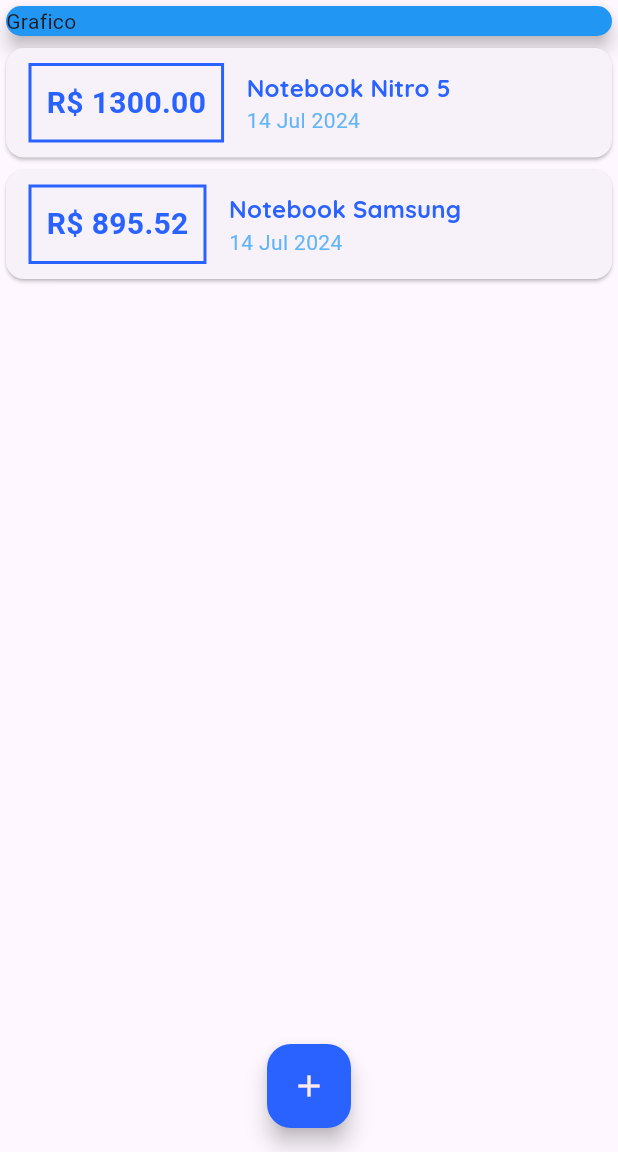
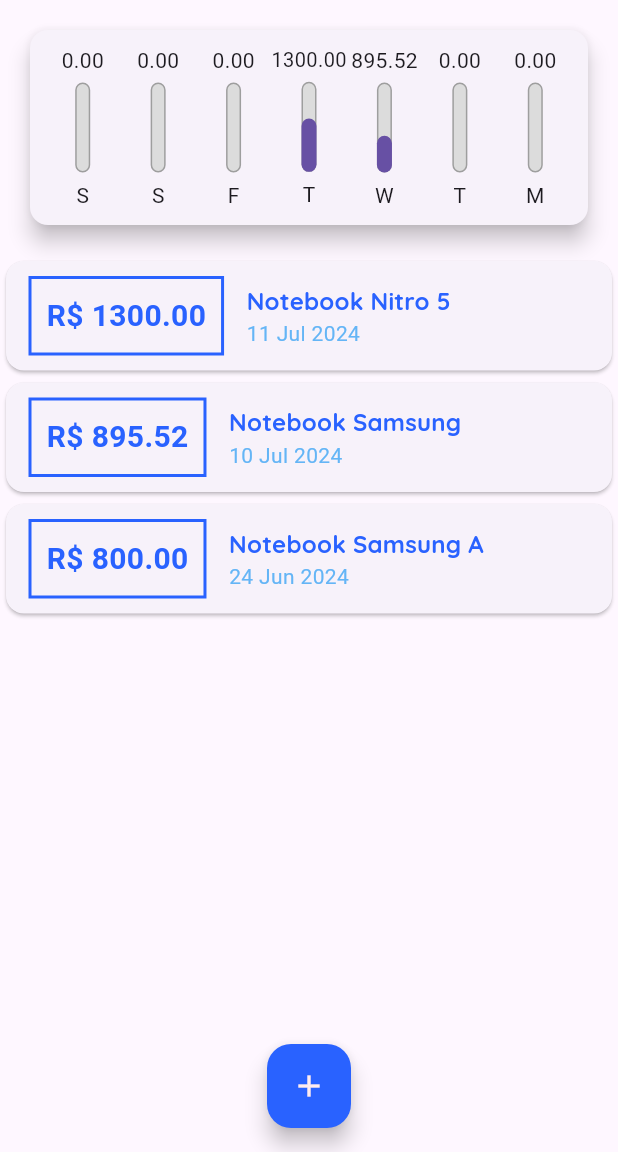
Before and after one commit to Maddytec/spent-app, a Flutter app: the screen it shows after launch, on a phone screen of 412 x 824 dp, the part 84-1236 px from its top. Run offline on Flutter 3.47's test engine with Material 3 defaults, Android fonts, the phone set to English and light mode, and no system bars.

Commit message:
Improve chart

```diff
--- /dev/null
+++ b/lib/components/chart.dart
@@ -0,0 +1,68 @@
+import 'package:flutter/material.dart';
+import 'package:spent/components/chart_bar.dart';
+import 'package:spent/models/transaction.dart';
+import 'package:intl/intl.dart';
+
+class Chart extends StatelessWidget {
+  final List<Transaction> recentTransaction;
+
+  const Chart({super.key, required this.recentTransaction});
+
+  List<Map<String, Object>> get groupedTransactions {
+    return List.generate(7, (index) {
+      final weekDay = DateTime.now().subtract(
+        Duration(days: index),
+      );
+
+      double totalSum = 0.0;
+      for (var i = 0; i < recentTransaction.length; i++) {
+        bool sameDay = recentTransaction[i].date.day == weekDay.day;
+        bool sameMonth = recentTransaction[i].date.month == weekDay.month;
+        bool sameYear = recentTransaction[i].date.year == weekDay.year;
+
+        if (sameDay && sameMonth && sameYear) {
+          totalSum += recentTransaction[i].value;
+        }
+      }
+
+      String firstLetterOfWeekDay = DateFormat.E().format(weekDay)[0];
+
+      return {
+        'day': firstLetterOfWeekDay,
+        'totalValueByDay': totalSum,
+      };
+    });
+  }
+
+  double get _weekTotalValue {
+    return groupedTransactions.fold(0.0, (sum, transaction) {
+      return sum + (transaction['totalValueByDay'] as double);
+    });
+  }
+
+  @override
+  Widget build(BuildContext context) {
+    return Card(
+      elevation: 6,
+      margin: const EdgeInsets.all(20),
+      child: Padding(
+        padding: const EdgeInsets.all(10.0),
+        child: Row(
+          mainAxisAlignment: MainAxisAlignment.spaceAround,
+          children: groupedTransactions.map((transaction) {
+            final double totalValueByDay =
+                transaction['totalValueByDay'] as double;
+            return Flexible(
+              fit: FlexFit.tight,
+              child: ChartBar(
+                label: transaction['day'] as String,
+                value: totalValueByDay,
+                percentage: totalValueByDay / _weekTotalValue,
+              ),
+            );
+          }).toList(),
+        ),
+      ),
+    );
+  }
+}
--- /dev/null
+++ b/lib/components/chart_bar.dart
@@ -0,0 +1,57 @@
+import 'package:flutter/material.dart';
+import 'package:flutter/widgets.dart';
+
+class ChartBar extends StatelessWidget {
+  final String label;
+  final double value;
+  final double percentage;
+
+  const ChartBar({
+    super.key,
+    required this.label,
+    required this.value,
+    required this.percentage,
+  });
+
+  @override
+  Widget build(BuildContext context) {
+    return Column(
+      children: [
+        FittedBox(
+          child: Text('${value.toStringAsFixed(2)}'),
+        ),
+        const SizedBox(height: 5),
+        Container(
+          height: 60,
+          width: 10,
+          child: Stack(
+            alignment: Alignment.bottomCenter,
+            children: [
+              Container(
+                decoration: BoxDecoration(
+                  border: Border.all(
+                    color: Colors.grey,
+                    width: 1.0,
+                  ),
+                  color: const Color.fromRGBO(220, 220, 220, 1),
+                  borderRadius: BorderRadius.circular(5),
+                ),
+              ),
+              FractionallySizedBox(
+                heightFactor: percentage,
+                child: Container(
+                  decoration: BoxDecoration(
+                    color: Theme.of(context).primaryColor,
+                    borderRadius: BorderRadius.circular(5),
+                  ),
+                ),
+              )
+            ],
+          ),
+        ),
+        SizedBox(height: 5),
+        Text(label)
+      ],
+    );
+  }
+}
--- a/lib/components/transaction_form.dart
+++ b/lib/components/transaction_form.dart
@@ -68,7 +68,7 @@ class _TransactionFormState extends State<TransactionForm> {
                       foregroundColor: Theme.of(context).colorScheme.primary,
                     ),
                     onPressed: _submitForm,
-                    child: Text('Guardar Transação'),
+                    child: const Text('Guardar Transação'),
                   ),
                 ],
               )
--- a/lib/components/transaction_list.dart
+++ b/lib/components/transaction_list.dart
@@ -13,7 +13,27 @@ class TransactionList extends StatelessWidget {
   Widget build(BuildContext context) {
     return Container(
       height: 500,
-      child: ListView.builder(
+      child: transactions.isEmpty
+          ? Column(
+              mainAxisAlignment: MainAxisAlignment.center,
+              children: [
+                Text(
+                  "Cadastre sua primeira transação!",
+                  style: Theme.of(context).textTheme.titleMedium,
+                ),
+                SizedBox(
+                  height: 20,
+                ),
+                Container(
+                  height: 200,
+                  child: Image.asset(
+                    "assets/images/waiting.png",
+                    fit: BoxFit.cover,
+                  ),
+                ),
+              ],
+            )
+          : ListView.builder(
               itemCount: transactions.length,
               itemBuilder: (ctx, index) {
                 final transaction = transactions[index];
--- a/lib/main.dart
+++ b/lib/main.dart
@@ -2,6 +2,7 @@ import 'dart:math';
 
 import 'package:flutter/material.dart';
 import 'package:flutter/widgets.dart';
+import 'package:spent/components/chart.dart';
 import 'package:spent/components/transaction_form.dart';
 import 'package:spent/components/transaction_list.dart';
 import 'package:spent/models/transaction.dart';
@@ -68,20 +69,33 @@ class MyHomePage extends StatefulWidget {
 }
 
 class _MyHomePageState extends State<MyHomePage> {
-  final _transactions = [
+  final List<Transaction> _transactions = [
     Transaction(
       id: 'T1',
       title: 'Notebook Nitro 5',
       value: 1300.00,
-      date: DateTime.now(),
+      date: DateTime.now().subtract(Duration(days: 3)),
     ),
     Transaction(
       id: 'T2',
       title: 'Notebook Samsung',
       value: 895.52,
-      date: DateTime.now(),
-    )
+      date: DateTime.now().subtract(Duration(days: 4)),
+    ),
+    Transaction(
+      id: 'T0',
+      title: 'Notebook Samsung A',
+      value: 800.00,
+      date: DateTime.now().subtract(Duration(days: 20)),
+    ),
   ];
+
+  List<Transaction> get _recentTransactions {
+    return _transactions.where((transaction) {
+      return transaction.date
+          .isAfter(DateTime.now().subtract(Duration(days: 7)));
+    }).toList();
+  }
 
   _addTransaction(String description, double value) {
     final newTransaction = Transaction(
@@ -127,13 +141,7 @@ class _MyHomePageState extends State<MyHomePage> {
           crossAxisAlignment: CrossAxisAlignment.stretch,
           children: <Widget>[
             // Grafico
-            Container(
-              child: Card(
-                color: Colors.blue,
-                child: Text('Grafico'),
-                elevation: 5,
-              ),
-            ),
+            Container(child: Chart(recentTransaction: _recentTransactions)),
             TransactionList(_transactions),
           ],
         ),
--- a/pubspec.yaml
+++ b/pubspec.yaml
@@ -45,6 +45,9 @@ dev_dependencies:
 flutter:
   uses-material-design: true
 
+  assets:
+     - assets\images\waiting.png
+
   fonts:
     - family: OpenSans
       fonts:
```
Also changed, not shown: assets/images/waiting.png (added). Lines whose indentation alone changed are shown as unchanged.
